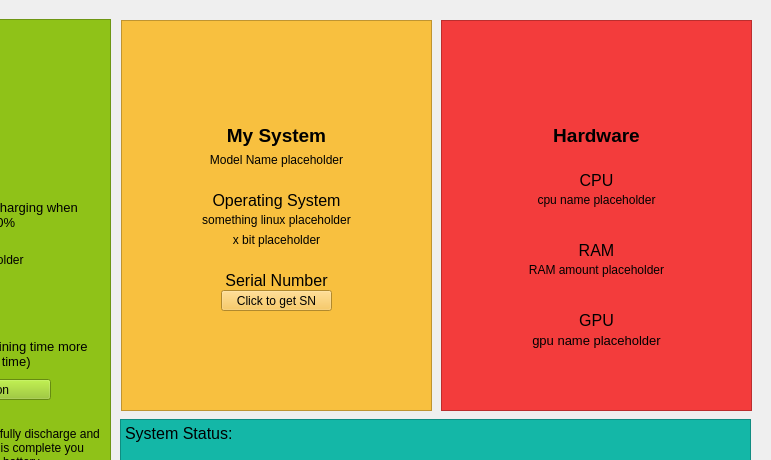
This is carecenter.ui in JonathanY234/Acer-Battery-Manager-for-Linux as Qt 5 draws it before an edit; both pictures show x 229 to 1000 and y 0 to 460 of the 1000 by 600 pixel window. The edited form follows.
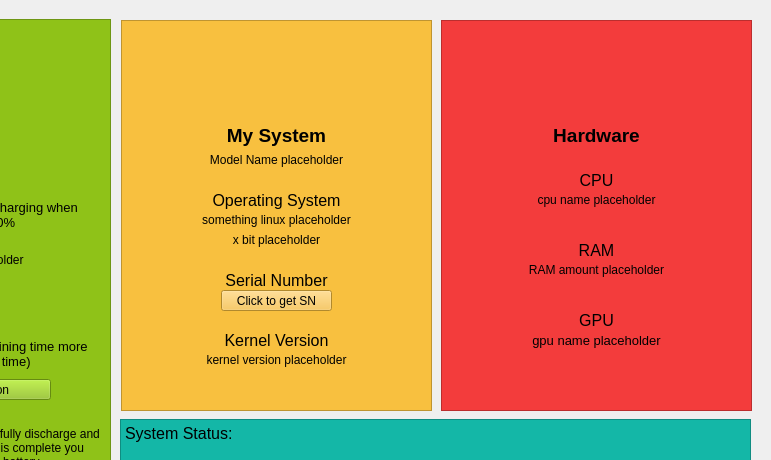
This is the edited form. Icons and pictures are not drawn.

Commit message: fixed cpu icon, added kernel version info

```diff
--- a/carecenter.ui
+++ b/carecenter.ui
@@ -387,6 +387,54 @@
       <string>Click to get SN</string>
      </property>
     </widget>
+    <widget class="QLabel" name="label_14">
+     <property name="geometry">
+      <rect>
+       <x>10</x>
+       <y>310</y>
+       <width>291</width>
+       <height>21</height>
+      </rect>
+     </property>
+     <property name="font">
+      <font>
+       <pointsize>12</pointsize>
+      </font>
+     </property>
+     <property name="text">
+      <string>Kernel Version</string>
+     </property>
+     <property name="alignment">
+      <set>Qt::AlignmentFlag::AlignCenter</set>
+     </property>
+    </widget>
+    <widget class="QLabel" name="kernelText">
+     <property name="geometry">
+      <rect>
+       <x>10</x>
+       <y>330</y>
+       <width>291</width>
+       <height>20</height>
+      </rect>
+     </property>
+     <property name="text">
+      <string>kernel version placeholder</string>
+     </property>
+     <property name="alignment">
+      <set>Qt::AlignmentFlag::AlignCenter</set>
+     </property>
+    </widget>
+    <zorder>LaptopIcon</zorder>
+    <zorder>label_2</zorder>
+    <zorder>ModelNameText</zorder>
+    <zorder>OSNameText</zorder>
+    <zorder>BitsText</zorder>
+    <zorder>label_12</zorder>
+    <zorder>SNNumberText</zorder>
+    <zorder>getSNButton</zorder>
+    <zorder>label_14</zorder>
+    <zorder>kernelText</zorder>
+    <zorder>label_5</zorder>
    </widget>
    <widget class="QFrame" name="Red_Frame">
     <property name="geometry">
@@ -552,9 +600,9 @@
      <property name="geometry">
       <rect>
        <x>10</x>
-       <y>20</y>
+       <y>10</y>
        <width>291</width>
-       <height>61</height>
+       <height>81</height>
       </rect>
      </property>
      <property name="text">
```
The commit also changes 5 other files.
